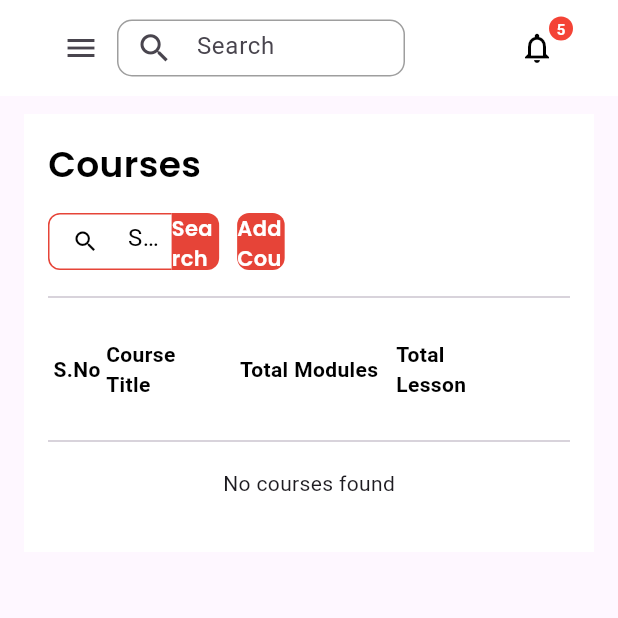
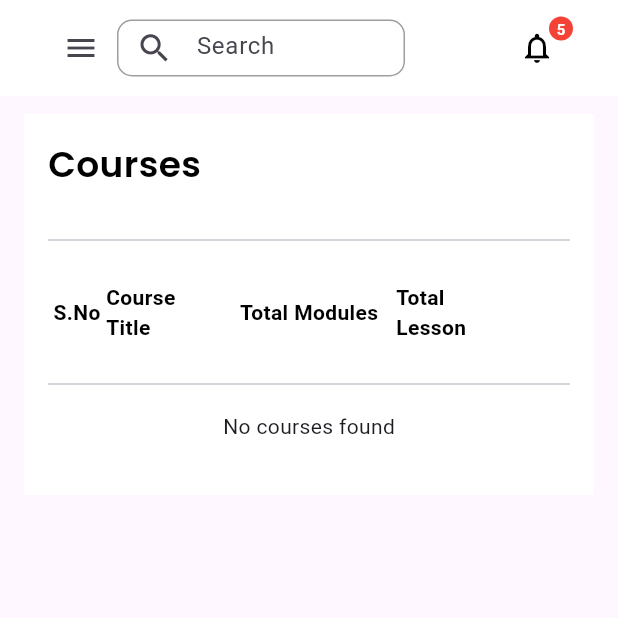
Before and after one commit to ba138/student_managment_system, a Flutter app: the CoursePage screen opened directly, on a phone screen of 412 x 824 dp, the top half of it. Run offline on Flutter 3.47's test engine with Material 3 defaults, Android fonts, the phone set to English and light mode, and no system bars; our stand-ins replace cloud_firestore, file_picker, firebase_core, firebase_storage, fl_chart, get and 1 more; missing offline and left inert: dart:html; accounts and stored records are empty.

Commit message:
changes to fix the issues of the ui

```diff
--- a/lib/Pages/Courses/course.dart
+++ b/lib/Pages/Courses/course.dart
@@ -65,127 +65,127 @@ class CoursePage extends StatelessWidget {
                                       ),
                                     ),
                                     const SizedBox(height: 16),
-                                    Row(
-                                      children: [
-                                        Container(
-                                          height: 38,
-                                          width: MediaQuery.of(context)
-                                                  .size
-                                                  .width /
-                                              5,
-                                          decoration: BoxDecoration(
-                                            border: Border(
-                                              left: BorderSide(
-                                                color: AppColors.primaryColor,
-                                                width: 1.0,
-                                              ),
-                                              top: BorderSide(
-                                                color: AppColors.primaryColor,
-                                                width: 1.0,
-                                              ),
-                                              bottom: BorderSide(
-                                                color: AppColors.primaryColor,
-                                                width: 1.0,
-                                              ),
-                                              right: BorderSide.none,
-                                            ),
-                                            borderRadius:
-                                                const BorderRadius.only(
-                                              topLeft: Radius.circular(8),
-                                              bottomLeft: Radius.circular(8),
-                                            ),
-                                          ),
-                                          child: const TextField(
-                                            decoration: InputDecoration(
-                                              isDense: true,
-                                              contentPadding:
-                                                  EdgeInsets.symmetric(
-                                                      vertical: 8.0),
-                                              hintText: 'Search here',
-                                              hintStyle: TextStyle(
-                                                  color: Colors.black),
-                                              border: InputBorder.none,
-                                              prefixIcon: Icon(Icons.search,
-                                                  color: Colors.black),
-                                            ),
-                                            textAlignVertical:
-                                                TextAlignVertical.center,
-                                            style:
-                                                TextStyle(color: Colors.black),
-                                          ),
-                                        ),
-                                        InkWell(
-                                          onTap: () {},
-                                          child: Container(
-                                            height: 38,
-                                            width: MediaQuery.of(context)
-                                                    .size
-                                                    .width /
-                                                13,
-                                            decoration: BoxDecoration(
-                                              color: AppColors.primaryColor,
-                                              borderRadius:
-                                                  const BorderRadius.only(
-                                                topRight: Radius.circular(8),
-                                                bottomRight: Radius.circular(8),
-                                              ),
-                                            ),
-                                            child: Center(
-                                              child: Text(
-                                                "Search",
-                                                style: GoogleFonts.getFont(
-                                                  "Poppins",
-                                                  textStyle: TextStyle(
-                                                    fontSize: 14,
-                                                    fontWeight: FontWeight.w600,
-                                                    color:
-                                                        AppColors.secondryColor,
-                                                  ),
-                                                ),
-                                              ),
-                                            ),
-                                          ),
-                                        ),
-                                        const SizedBox(width: 12),
-                                        InkWell(
-                                          onTap: () {
-                                            Navigator.push(
-                                              context,
-                                              MaterialPageRoute(
-                                                builder: (c) =>
-                                                    const AddCourseDialog(),
-                                              ),
-                                            );
-                                          },
-                                          child: Container(
-                                            height: 38,
-                                            width: MediaQuery.of(context)
-                                                    .size
-                                                    .width /
-                                                13,
-                                            decoration: BoxDecoration(
-                                              color: AppColors.primaryColor,
-                                              borderRadius:
-                                                  BorderRadius.circular(8),
-                                            ),
-                                            child: Center(
-                                              child: Text(
-                                                "Add Course",
-                                                style: GoogleFonts.getFont(
-                                                  "Poppins",
-                                                  textStyle: TextStyle(
-                                                    fontSize: 14,
-                                                    fontWeight: FontWeight.w600,
-                                                    color:
-                                                        AppColors.secondryColor,
-                                                  ),
-                                                ),
-                                              ),
-                                            ),
-                                          ),
-                                        ),
-                                      ],
-                                    ),
+                                    // Row(
+                                    //   children: [
+                                    //     Container(
+                                    //       height: 38,
+                                    //       width: MediaQuery.of(context)
+                                    //               .size
+                                    //               .width /
+                                    //           5,
+                                    //       decoration: BoxDecoration(
+                                    //         border: Border(
+                                    //           left: BorderSide(
+                                    //             color: AppColors.primaryColor,
+                                    //             width: 1.0,
+                                    //           ),
+                                    //           top: BorderSide(
+                                    //             color: AppColors.primaryColor,
+                                    //             width: 1.0,
+                                    //           ),
+                                    //           bottom: BorderSide(
+                                    //             color: AppColors.primaryColor,
+                                    //             width: 1.0,
+                                    //           ),
+                                    //           right: BorderSide.none,
+                                    //         ),
+                                    //         borderRadius:
+                                    //             const BorderRadius.only(
+                                    //           topLeft: Radius.circular(8),
+                                    //           bottomLeft: Radius.circular(8),
+                                    //         ),
+                                    //       ),
+                                    //       child: const TextField(
+                                    //         decoration: InputDecoration(
+                                    //           isDense: true,
+                                    //           contentPadding:
+                                    //               EdgeInsets.symmetric(
+                                    //                   vertical: 8.0),
+                                    //           hintText: 'Search here',
+                                    //           hintStyle: TextStyle(
+                                    //               color: Colors.black),
+                                    //           border: InputBorder.none,
+                                    //           prefixIcon: Icon(Icons.search,
+                                    //               color: Colors.black),
+                                    //         ),
+                                    //         textAlignVertical:
+                                    //             TextAlignVertical.center,
+                                    //         style:
+                                    //             TextStyle(color: Colors.black),
+                                    //       ),
+                                    //     ),
+                                    //     InkWell(
+                                    //       onTap: () {},
+                                    //       child: Container(
+                                    //         height: 38,
+                                    //         width: MediaQuery.of(context)
+                                    //                 .size
+                                    //                 .width /
+                                    //             13,
+                                    //         decoration: BoxDecoration(
+                                    //           color: AppColors.primaryColor,
+                                    //           borderRadius:
+                                    //               const BorderRadius.only(
+                                    //             topRight: Radius.circular(8),
+                                    //             bottomRight: Radius.circular(8),
+                                    //           ),
+                                    //         ),
+                                    //         child: Center(
+                                    //           child: Text(
+                                    //             "Search",
+                                    //             style: GoogleFonts.getFont(
+                                    //               "Poppins",
+                                    //               textStyle: TextStyle(
+                                    //                 fontSize: 14,
+                                    //                 fontWeight: FontWeight.w600,
+                                    //                 color:
+                                    //                     AppColors.secondryColor,
+                                    //               ),
+                                    //             ),
+                                    //           ),
+                                    //         ),
+                                    //       ),
+                                    //     ),
+                                    //     const SizedBox(width: 12),
+                                    //     InkWell(
+                                    //       onTap: () {
+                                    //         Navigator.push(
+                                    //           context,
+                                    //           MaterialPageRoute(
+                                    //             builder: (c) =>
+                                    //                 const AddCourseDialog(),
+                                    //           ),
+                                    //         );
+                                    //       },
+                                    //       child: Container(
+                                    //         height: 38,
+                                    //         width: MediaQuery.of(context)
+                                    //                 .size
+                                    //                 .width /
+                                    //             13,
+                                    //         decoration: BoxDecoration(
+                                    //           color: AppColors.primaryColor,
+                                    //           borderRadius:
+                                    //               BorderRadius.circular(8),
+                                    //         ),
+                                    //         child: Center(
+                                    //           child: Text(
+                                    //             "Add Course",
+                                    //             style: GoogleFonts.getFont(
+                                    //               "Poppins",
+                                    //               textStyle: TextStyle(
+                                    //                 fontSize: 14,
+                                    //                 fontWeight: FontWeight.w600,
+                                    //                 color:
+                                    //                     AppColors.secondryColor,
+                                    //               ),
+                                    //             ),
+                                    //           ),
+                                    //         ),
+                                    //       ),
+                                    //     ),
+                                    //   ],
+                                    // ),
                                     const SizedBox(height: 10),
                                     const Divider(),
                                     const SizedBox(height: 10),
--- a/lib/Pages/Groups/group_detail_page.dart
+++ b/lib/Pages/Groups/group_detail_page.dart
@@ -154,7 +154,6 @@ class GroupDetailPage extends StatelessWidget {
                                     const Divider(),
                                     const SizedBox(height: 10),
 
-                                    // Headers for group data (flex values for alignment)
                                     const Row(
                                       children: [
                                         Expanded(
```
Also changed, not shown: lib/Pages/User_page.dart/users_detail_page.dart (+85 -85 lines).
